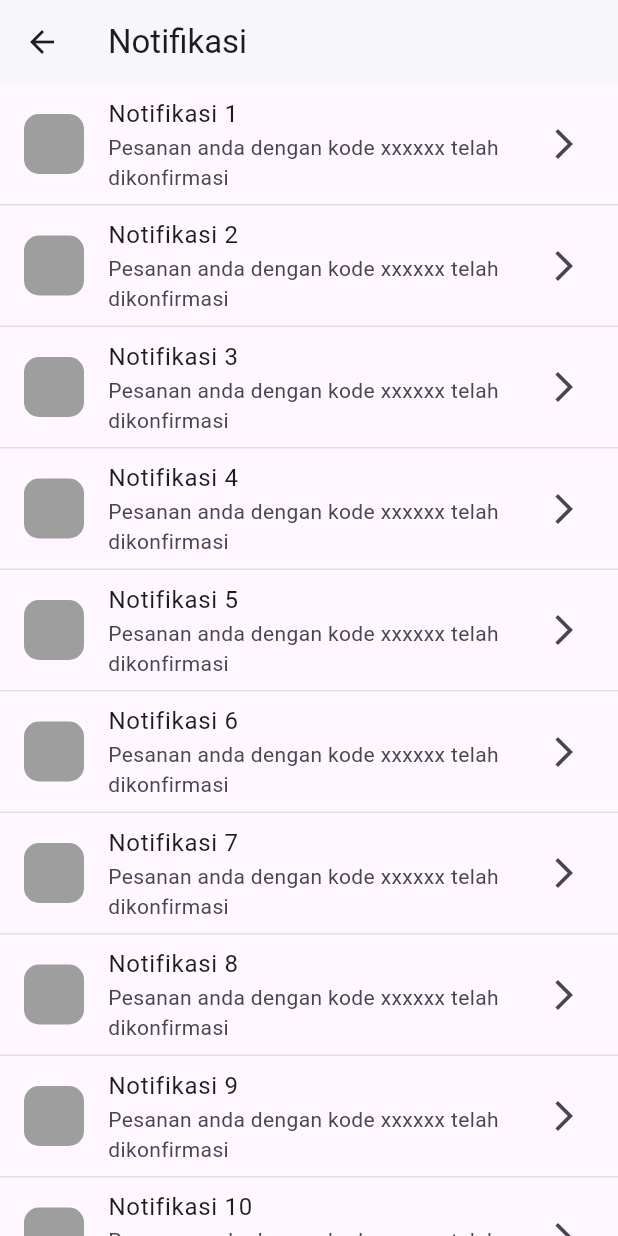
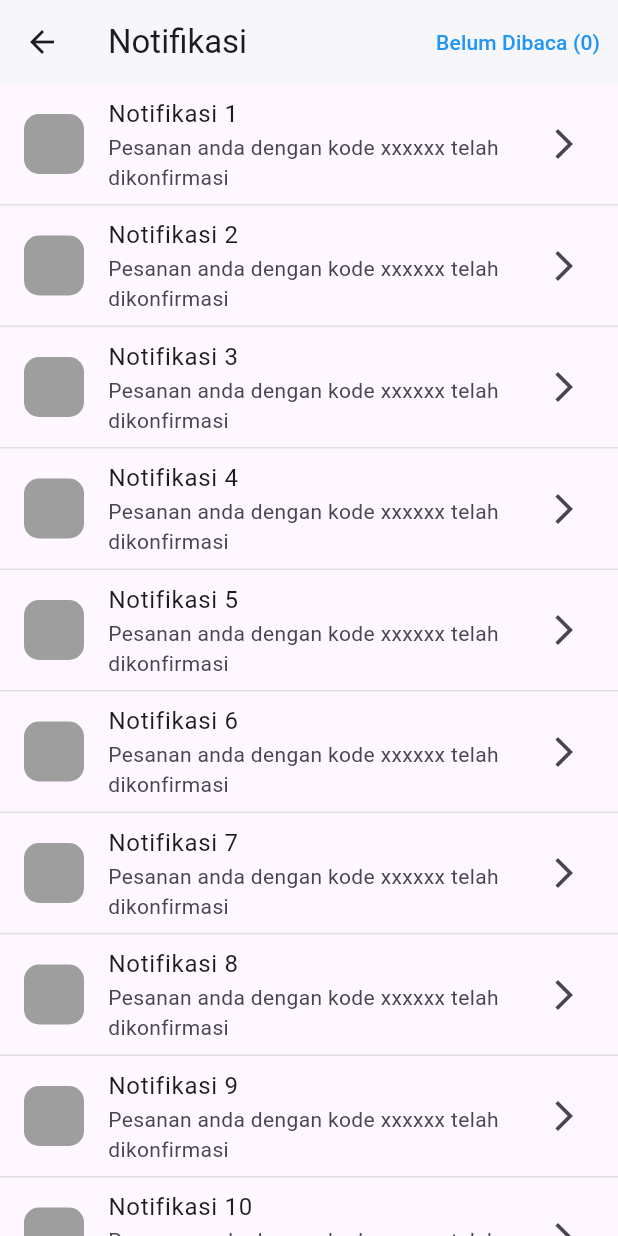
Before and after one commit to beginnener/Kelompok7-PROVIS-TUBES-C223, a Flutter app: the NotificationPage screen opened directly, on a phone screen of 412 x 824 dp. Run offline on Flutter 3.47's test engine with Material 3 defaults, Android fonts, the phone set to English and light mode, and no system bars; network calls fail.

Commit message:
belum dibacanya ketinggalan

```diff
--- a/lib/pages/notification.dart
+++ b/lib/pages/notification.dart
@@ -10,18 +10,33 @@ class NotificationPage extends StatelessWidget {
         leading: IconButton(
           icon: const Icon(Icons.arrow_back),
           onPressed: () {
-            if(Navigator.canPop(context)) {
-              Navigator.pop(context); // kembali ke halaman sebelumnya
-            } else {
-              Navigator.pushReplacementNamed(context, '/'); // ganti dengan route home
-            }
+          if (Navigator.canPop(context)) {
+            Navigator.pop(context); // kembali ke halaman sebelumnya
+          } else {
+            Navigator.pushReplacementNamed(context, '/'); // ganti dengan route home
+          }
           },
         ),
         title: const Text('Notifikasi'),
         backgroundColor: Colors.white,
         elevation: 1.0,
+        actions: [
+          TextButton(
+            onPressed: () {
+              // aksi ketika tombol "belum dibaca" ditekan
+              ScaffoldMessenger.of(context).showSnackBar(
+              const SnackBar(content: Text('Tombol "Belum Dibaca" ditekan')),
+              );
+            },
+            child: const Text(
+              'Belum Dibaca (0)',
+              style: TextStyle(fontSize: 14 ,color: Colors.blue),
+            ),
+          ),
+        ],
       ),
-      body: ListView.builder(
+      body:
+      ListView.builder(
         itemCount: 20, // jumlah notifikasi
         itemBuilder: (context, index) {
             return Column(
```
